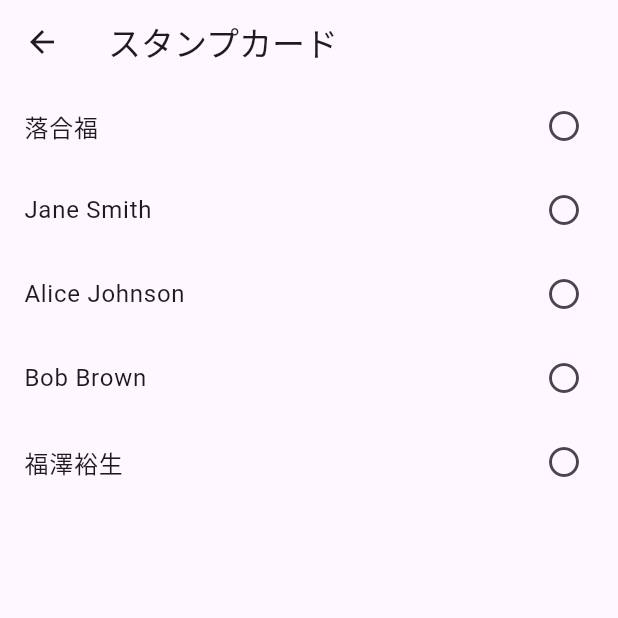
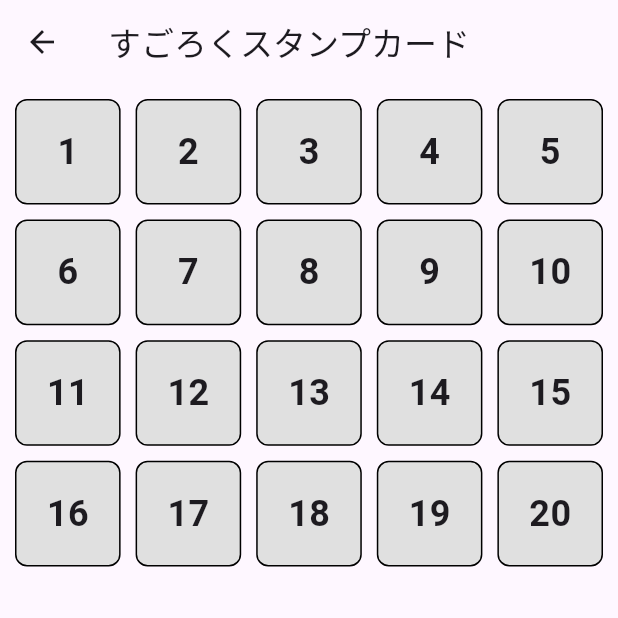
Before and after one commit to fuku-000/respon2, a Flutter app: the FukuPage screen opened directly, on a phone screen of 412 x 824 dp, the top half of it. Run offline on Flutter 3.47's test engine with Material 3 defaults, Android fonts, the phone set to English and light mode, and no system bars.

Commit message:
スタンプ機能の更新

```diff
--- a/lib/fuku.dart
+++ b/lib/fuku.dart
@@ -8,33 +8,51 @@ class FukuPage extends StatefulWidget {
 }
 
 class _FukuPageState extends State<FukuPage> {
-  final List<String> names = ['落合福', 'Jane Smith', 'Alice Johnson', 'Bob Brown', '福澤裕生'];
-
-  // 各リスト項目にスタンプが押されているかどうかを管理するリスト
-  final List<bool> _isStamped = [false, false, false, false, false];
+  // スタンプが押されているかどうかを管理するリスト
+  final List<bool> _isStamped = List.generate(20, (index) => false);
 
   @override
   Widget build(BuildContext context) {
     return Scaffold(
       appBar: AppBar(
-        title: const Text('スタンプカード'),
+        title: const Text('すごろくスタンプカード'),
       ),
-      body: ListView.builder(
-        itemCount: names.length,
+      body: Padding(
+        padding: const EdgeInsets.all(10.0),
+        child: GridView.builder(
+          gridDelegate: const SliverGridDelegateWithFixedCrossAxisCount(
+            crossAxisCount: 5, // 5列のグリッド
+            crossAxisSpacing: 10.0,
+            mainAxisSpacing: 10.0,
+          ),
+          itemCount: 20,
           itemBuilder: (context, index) {
-          return ListTile(
-            title: Text(names[index]),
-            trailing: _isStamped[index]
-              ? const Icon(Icons.check_circle, color: Colors.green)
-              : const Icon(Icons.radio_button_unchecked),
+            return GestureDetector(
               onTap: () {
                 setState(() {
-                // 押された項目のスタンプ状態をトグルする
+                  // タップされたマスのスタンプ状態をトグルする
                   _isStamped[index] = !_isStamped[index];
                 });
               },
+              child: Container(
+                decoration: BoxDecoration(
+                  color: _isStamped[index] ? Colors.green : Colors.grey[300],
+                  border: Border.all(color: Colors.black),
+                  borderRadius: BorderRadius.circular(8),
+                ),
+                child: Center(
+                  child: _isStamped[index]
+                      ? const Icon(Icons.check, color: Colors.white, size: 30)
+                      : Text(
+                          '${index + 1}', // マスの番号を表示
+                          style: const TextStyle(
+                              fontSize: 24, fontWeight: FontWeight.bold),
+                        ),
+                ),
+              ),
             );
           },
+        ),
       ),
     );
   }
```
Lines whose indentation alone changed are shown as unchanged.
